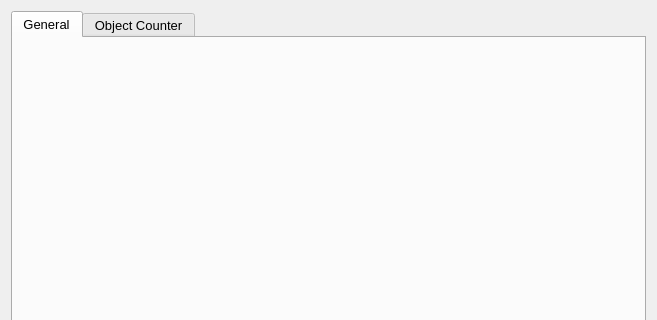
Neural-Systems-at-UIO/nutil, file dialogsettings.ui: the form before one commit; both pictures show x 0 to 657 and y 0 to 320 of the 657 by 479 pixel window.
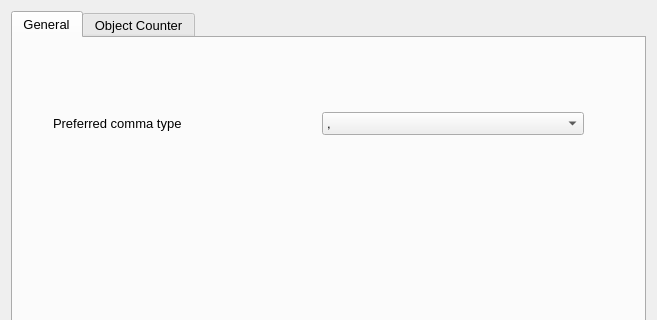
The form after the commit.

Commit message: Change ui, added resources, etc.

Patch:
```diff
--- a/dialogsettings.ui
+++ b/dialogsettings.ui
@@ -35,6 +35,39 @@
         <attribute name="title">
          <string>General</string>
         </attribute>
+        <widget class="QWidget" name="gridLayoutWidget">
+         <property name="geometry">
+          <rect>
+           <x>40</x>
+           <y>50</y>
+           <width>531</width>
+           <height>71</height>
+          </rect>
+         </property>
+         <layout class="QGridLayout" name="gridLayout_2">
+          <item row="0" column="0">
+           <widget class="QLabel" name="label_3">
+            <property name="text">
+             <string>Preferred comma type</string>
+            </property>
+           </widget>
+          </item>
+          <item row="0" column="1">
+           <widget class="QComboBox" name="cmbComma">
+            <item>
+             <property name="text">
+              <string>,</string>
+             </property>
+            </item>
+            <item>
+             <property name="text">
+              <string>.</string>
+             </property>
+            </item>
+           </widget>
+          </item>
+         </layout>
+        </widget>
        </widget>
        <widget class="QWidget" name="tab_2">
         <attribute name="title">
```
The commit also changes 6 other files.
